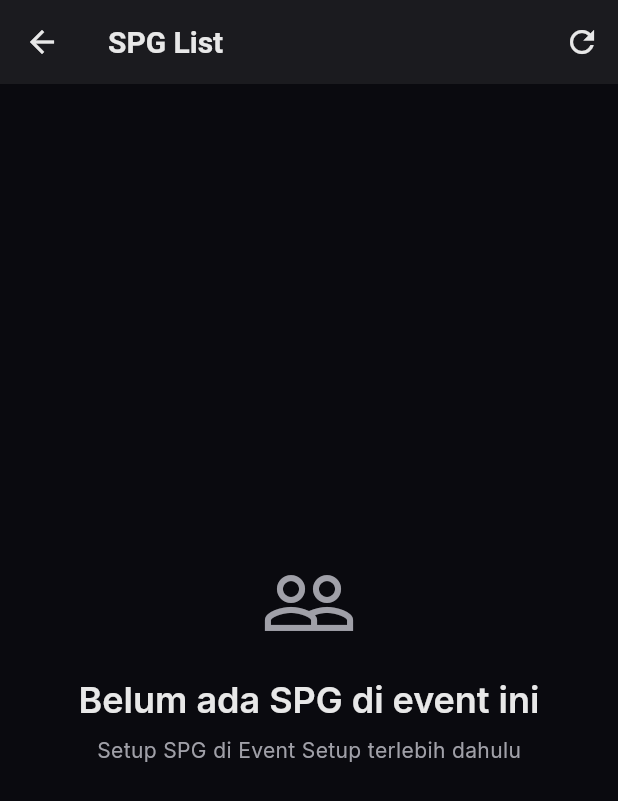
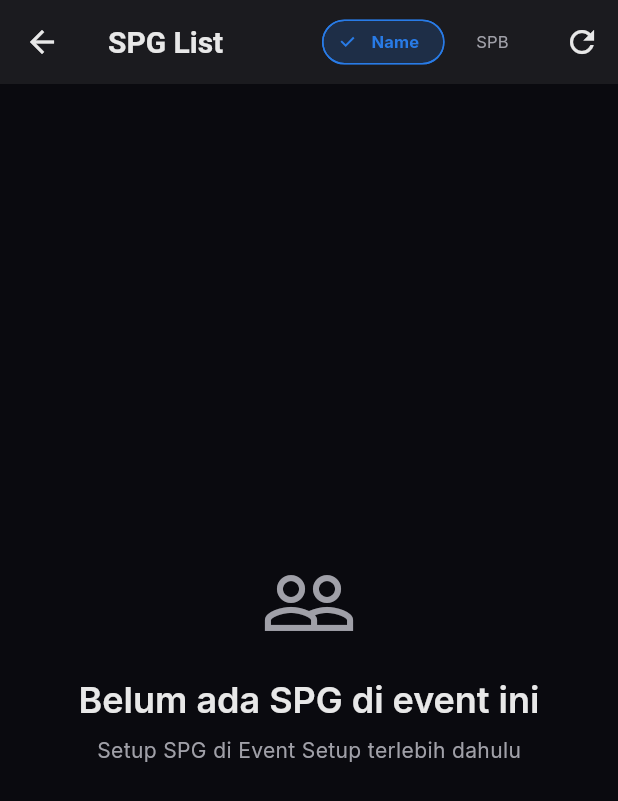
Before and after one commit to fauzanajip/Stockist, a Flutter app: the SpgListScreen screen opened directly with empty values, on a phone screen of 412 x 824 dp. Shown: the top 801 px of the screen. Run offline on Flutter 3.47's test engine with Material 3 defaults, Android fonts, the phone set to English and light mode, and no system bars; our stand-ins replace equatable, flutter_bloc, get_it, go_router, google_fonts, open_filex and 3 more; missing offline and left inert: excel; accounts and stored records are empty.

Commit message:
feat: Add sorting to SPG List Screen (by Name or SPB)
- Add _SpgSortMode enum (name, spb) with state variable
- Add FilterChip toggle in AppBar actions for sort mode selection
- Add _sortEventSpgs() method for sorting logic
  - By Name: alphabetically by SPG name (A-Z)
  - By SPB: alphabetically by SPB name, nulls go to end
- Wrap _buildSpgList with BlocBuilder<SpgBloc> for SPG name lookup
- Update TODO.md with tasks #63-66

```diff
--- a/lib/presentation/screens/spg/spg_list_screen.dart
+++ b/lib/presentation/screens/spg/spg_list_screen.dart
@@ -28,6 +28,8 @@ import '../../blocs/event_product_bloc/event_product_bloc.dart';
 import '../../blocs/event_product_bloc/event_product_event.dart';
 import '../../blocs/event_product_bloc/event_product_state.dart';
 
+enum _SpgSortMode { name, spb }
+
 class SpgListScreen extends StatefulWidget {
   final String eventId;
 
@@ -38,6 +40,8 @@ class SpgListScreen extends StatefulWidget {
 }
 
 class _SpgListScreenState extends State<SpgListScreen> {
+  _SpgSortMode _sortMode = _SpgSortMode.name;
+
   @override
   void initState() {
     super.initState();
@@ -63,6 +67,17 @@ class _SpgListScreenState extends State<SpgListScreen> {
       appBar: AppBar(
         title: const Text('SPG List'),
         actions: [
+          Padding(
+            padding: const EdgeInsets.only(right: 8),
+            child: Row(
+              mainAxisSize: MainAxisSize.min,
+              children: [
+                _buildSortChip('Name', _SpgSortMode.name),
+                const SizedBox(width: 4),
+                _buildSortChip('SPB', _SpgSortMode.spb),
+              ],
+            ),
+          ),
           IconButton(icon: const Icon(Icons.refresh), onPressed: _loadData),
         ],
       ),
@@ -131,19 +146,85 @@ class _SpgListScreenState extends State<SpgListScreen> {
     );
   }
 
+  Widget _buildSortChip(String label, _SpgSortMode mode) {
+    final isSelected = _sortMode == mode;
+    return FilterChip(
+      label: Text(
+        label,
+        style: TextStyle(
+          fontSize: 11,
+          fontWeight: isSelected ? FontWeight.bold : FontWeight.normal,
+          color: isSelected ? AppColors.primary : AppColors.onSurfaceVariant,
+        ),
+      ),
+      selected: isSelected,
+      onSelected: (_) => setState(() => _sortMode = mode),
+      backgroundColor: isSelected ? AppColors.primary.withOpacity(0.1) : null,
+      selectedColor: AppColors.primary.withOpacity(0.2),
+      checkmarkColor: AppColors.primary,
+      shape: RoundedRectangleBorder(
+        borderRadius: BorderRadius.circular(16),
+        side: BorderSide(
+          color: isSelected ? AppColors.primary : Colors.transparent,
+          width: 1,
+        ),
+      ),
+      materialTapTargetSize: MaterialTapTargetSize.shrinkWrap,
+      visualDensity: VisualDensity.compact,
+    );
+  }
+
+  List<EventSpgEntity> _sortEventSpgs(
+    List<EventSpgEntity> eventSpgs,
+    List<SpbEntity> spbs,
+    SpgState spgState,
+  ) {
+    if (spgState is! SpqsLoaded) return eventSpgs;
+
+    final sorted = List<EventSpgEntity>.from(eventSpgs);
+
+    if (_sortMode == _SpgSortMode.name) {
+      sorted.sort((a, b) {
+        final spgA = spgState.spqs.firstWhereOrNull((s) => s.id == a.spgId);
+        final spgB = spgState.spqs.firstWhereOrNull((s) => s.id == b.spgId);
+        final nameA = spgA?.name ?? '';
+        final nameB = spgB?.name ?? '';
+        return nameA.compareTo(nameB);
+      });
+    } else {
+      sorted.sort((a, b) {
+        final spbA = spbs.firstWhereOrNull((s) => s.id == a.spbId);
+        final spbB = spbs.firstWhereOrNull((s) => s.id == b.spbId);
+        final nameA = spbA?.name ?? '';
+        final nameB = spbB?.name ?? '';
+        if (a.spbId == null && b.spbId != null) return 1;
+        if (a.spbId != null && b.spbId == null) return -1;
+        return nameA.compareTo(nameB);
+      });
+    }
+
+    return sorted;
+  }
+
   Widget _buildSpgList(
     BuildContext context,
     List<EventSpgEntity> eventSpgs,
     List<SpbEntity> spbs,
   ) {
+    return BlocBuilder<SpgBloc, SpgState>(
+      builder: (context, spgState) {
+        final sortedSpgs = _sortEventSpgs(eventSpgs, spbs, spgState);
+
         return ListView.builder(
           padding: const EdgeInsets.symmetric(horizontal: 16, vertical: 8),
-      itemCount: eventSpgs.length,
+          itemCount: sortedSpgs.length,
           itemBuilder: (context, index) {
             return SpgDashboardCard(
               eventId: widget.eventId,
-          eventSpg: eventSpgs[index],
+              eventSpg: sortedSpgs[index],
               spbs: spbs,
+            );
+          },
         );
       },
     );
```
Also changed, not shown: 1 other file. Lines whose indentation alone changed are shown as unchanged.
